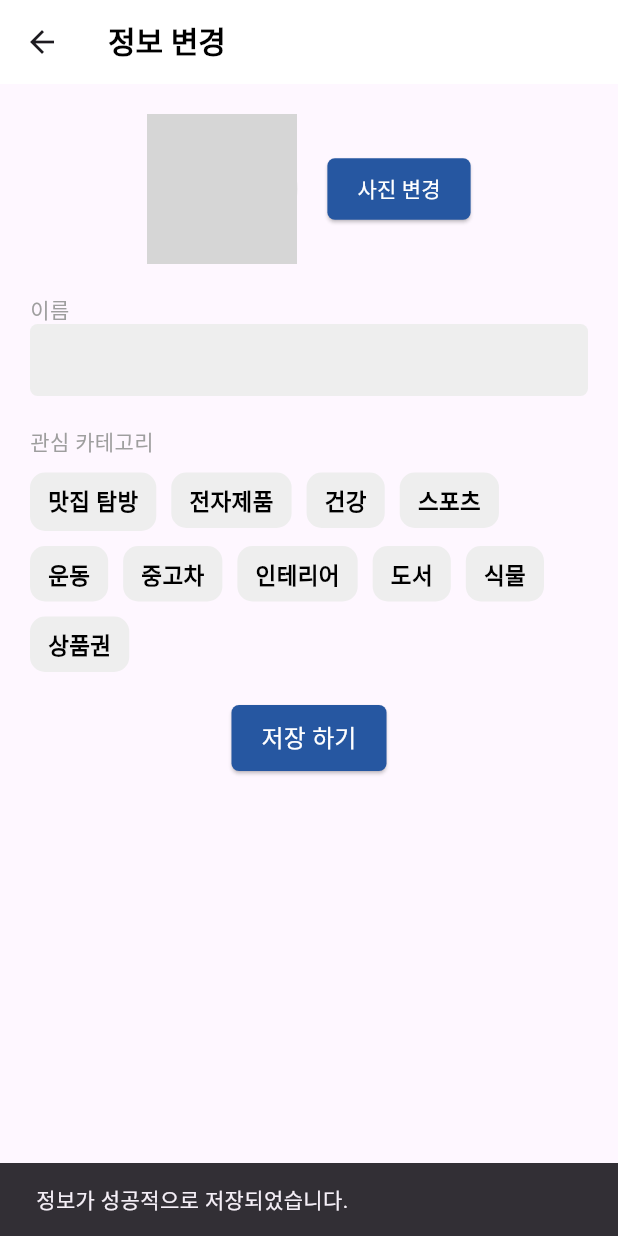
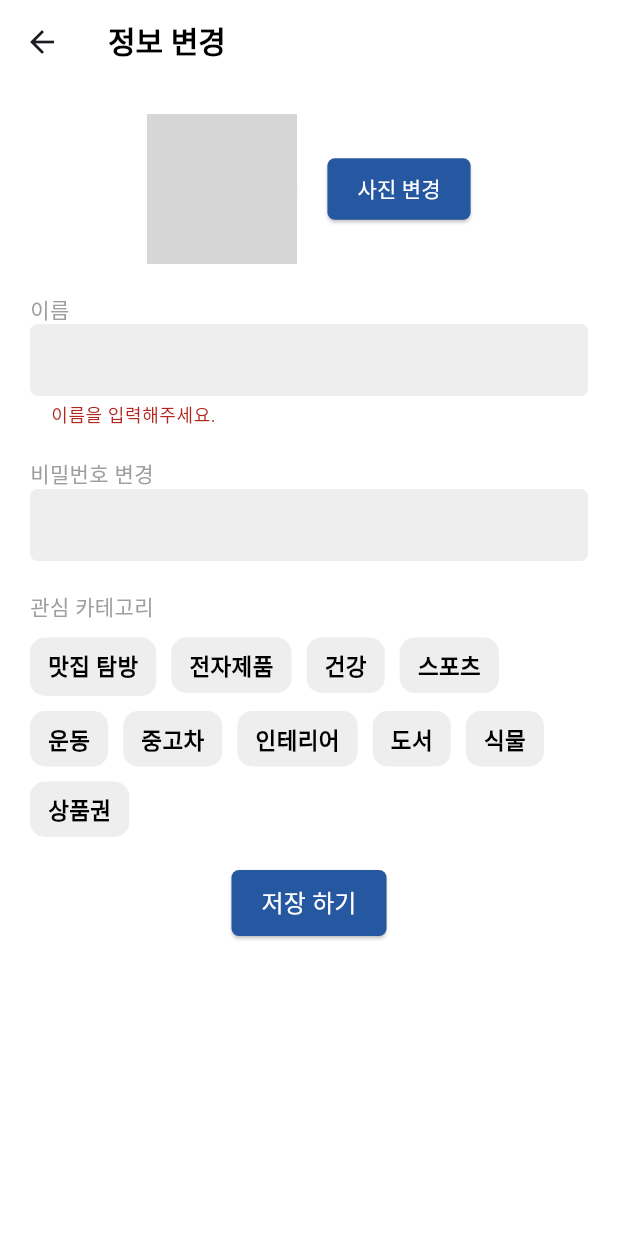
Before and after one commit to Android-Advanced/Frontend, a Flutter app: the EditProfile screen opened directly, after a tap on "저장 하기", on a phone screen of 412 x 824 dp. Run offline on Flutter 3.47's test engine with Material 3 defaults, Android fonts, the phone set to English and light mode, and no system bars; our stand-ins replace cloud_firestore, firebase_auth, firebase_core, firebase_storage, image_picker; accounts and stored records are empty; grey boxes are pictures that could not be loaded.

Commit message:
FEAT: 관심 목록, 정보 변경 구현 및 수정, 배경색 변환

```diff
--- a/lib/screens/editprofile.dart
+++ b/lib/screens/editprofile.dart
@@ -14,6 +14,8 @@ class EditProfile extends StatefulWidget {
 
 class _EditProfileState extends State<EditProfile> {
   final TextEditingController _nameController = TextEditingController();
+  final TextEditingController _passwordController = TextEditingController();
+  final GlobalKey<FormState> _formKey = GlobalKey<FormState>();
 
   // 중복된 카테고리 제거 ("책" 제거)
   final List<String> categories = [
@@ -49,6 +51,10 @@ class _EditProfileState extends State<EditProfile> {
   }
 
   Future<void> _saveUserData() async {
+    if (!_formKey.currentState!.validate()) {
+      return;
+    }
+
     User? currentUser = FirebaseAuth.instance.currentUser;
     if (currentUser != null) {
       // Firestore에 선택된 카테고리 저장
@@ -57,6 +63,14 @@ class _EditProfileState extends State<EditProfile> {
         'categories': selectedCategories.toList(),
         'profileImage': profileImage,
       });
+
+      if (_passwordController.text.isNotEmpty) {
+        await currentUser.updatePassword(_passwordController.text);
+        ScaffoldMessenger.of(context).showSnackBar(
+          const SnackBar(content: Text('비밀번호가 성공적으로 변경되었습니다.')),
+        );
+      }
+
       ScaffoldMessenger.of(context).showSnackBar(
         const SnackBar(content: Text('정보가 성공적으로 저장되었습니다.')),
       );
@@ -195,13 +209,15 @@ class _EditProfileState extends State<EditProfile> {
 
     return SingleChildScrollView(
       padding: const EdgeInsets.all(20),
+      child: Form(
+        key: _formKey,
         child: Column(
           crossAxisAlignment: CrossAxisAlignment.start,
           children: [
             _profilePictureSection(),
             const SizedBox(height: 20),
             const Text("이름", style: TextStyle(fontSize: 14, color: Colors.grey)),
-          TextField(
+            TextFormField(
               controller: _nameController,
               decoration: InputDecoration(
                 filled: true,
@@ -212,6 +228,36 @@ class _EditProfileState extends State<EditProfile> {
                   borderRadius: BorderRadius.circular(5),
                 ),
               ),
+              validator: (value) {
+                if (value == null || value.isEmpty) {
+                  return "이름을 입력해주세요.";
+                }
+                if (value.length > 16) {
+                  return "영어 16자, 한글 8자 이하로 작성해주세요";
+                }
+                return null;
+              },
+            ),
+            const SizedBox(height: 20),
+            const Text("비밀번호 변경", style: TextStyle(fontSize: 14, color: Colors.grey)),
+            TextFormField(
+              controller: _passwordController,
+              decoration: InputDecoration(
+                filled: true,
+                fillColor: Colors.grey[200],
+                contentPadding: const EdgeInsets.symmetric(horizontal: 10),
+                border: OutlineInputBorder(
+                  borderSide: BorderSide.none,
+                  borderRadius: BorderRadius.circular(5),
+                ),
+              ),
+              obscureText: true,
+              validator: (value) {
+                if (value != null && value.isNotEmpty && value.length < 6) {
+                  return "비밀번호는 6자 이상, 영어 소문자 및 숫자만 포함 가능합니다.";
+                }
+                return null;
+              },
             ),
             const SizedBox(height: 20),
             const Text("관심 카테고리", style: TextStyle(fontSize: 14, color: Colors.grey)),
@@ -230,17 +276,25 @@ class _EditProfileState extends State<EditProfile> {
                 ),
                 child: const Text(
                   "저장 하기",
-                style: TextStyle(fontSize: 16, color: Colors.white),
+                  style: TextStyle(
+                    fontSize: 16,
+                    color: Colors.white,
+                  ),
                 ),
               ),
             ),
           ],
+        ),
       ),
     );
   }
 
   @override
   Widget build(BuildContext context) {
-    return Scaffold(appBar: _appbarWidget(), body: _bodyWidget());
+    return Scaffold(
+        backgroundColor: Colors.white,
+        appBar: _appbarWidget(),
+        body: _bodyWidget(),
+    );
   }
 }
--- a/lib/screens/item_history.dart
+++ b/lib/screens/item_history.dart
@@ -57,6 +57,7 @@ class ItemHistoryScreen extends StatelessWidget {
   @override
   Widget build(BuildContext context) {
     return Scaffold(
+      backgroundColor: Colors.white,
       appBar: AppBar(
         title: const Text(
           '나의 거래내역',
@@ -119,6 +120,7 @@ class TransactionItem extends StatelessWidget {
   @override
   Widget build(BuildContext context) {
     return Card(
+      color: Colors.white,
       margin: const EdgeInsets.symmetric(vertical: 8.0),
       child: Padding(
         padding: const EdgeInsets.all(16.0),
--- a/lib/screens/transaction_review.dart
+++ b/lib/screens/transaction_review.dart
@@ -202,6 +202,7 @@ class ReviewPage extends StatelessWidget {
   @override
   Widget build(BuildContext context) {
     return Scaffold(
+      backgroundColor: Colors.white,
       appBar: AppBar(
         title: Text(
           "거래 후기",
```
Also changed, not shown: lib/screens/my_product.dart (+17 -1 lines), lib/screens/profile.dart (+28 -4 lines), lib/screens/watchlist.dart (+103 -98 lines), assets/images/bugi2_2.png (added). Lines whose indentation alone changed are shown as unchanged.
